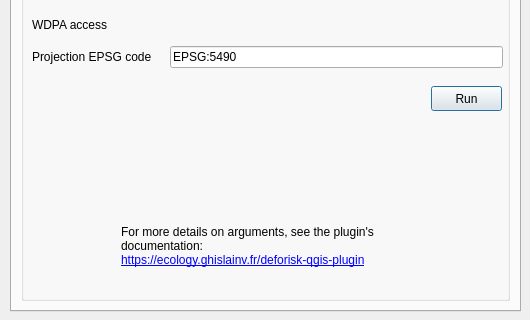
This is deforisk_plugin_dialog_base.ui in ghislainv/deforisk-qgis-plugin as Qt 5 draws it before an edit; both pictures show x 0 to 530 and y 319 to 639 of the 530 by 639 pixel window. The edited form follows.
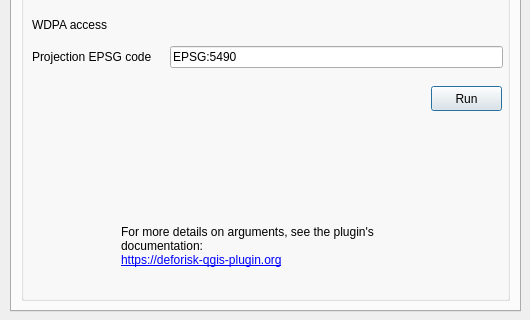
This is the edited form. Icons and pictures are not drawn. Custom widgets are drawn as their Qt base class.

The edit to the form file:
```diff
--- a/deforisk_plugin_dialog_base.ui
+++ b/deforisk_plugin_dialog_base.ui
@@ -58,7 +58,7 @@
          </rect>
         </property>
         <property name="text">
-         <string>&lt;html&gt;&lt;head/&gt;&lt;body&gt;&lt;p&gt;For more details on arguments, see the plugin's documentation:&lt;a href=&quot;https://ecology.ghislainv.fr/deforisk-qgis-plugin&quot;&gt;&lt;br&gt;&lt;span style=&quot; text-decoration: underline; color:#0000ff;&quot;&gt;https://ecology.ghislainv.fr/deforisk-qgis-plugin&lt;/span&gt;&lt;/a&gt;&lt;/p&gt;&lt;/body&gt;&lt;/html&gt;</string>
+         <string>&lt;html&gt;&lt;head/&gt;&lt;body&gt;&lt;p&gt;For more details on arguments, see the plugin's documentation:&lt;a href=&quot;https://deforisk-qgis-plugin.org&quot;&gt;&lt;span style=&quot; text-decoration: underline; color:#0000ff;&quot;&gt;&lt;br/&gt;https://deforisk-qgis-plugin.org&lt;/span&gt;&lt;/a&gt;&lt;/p&gt;&lt;/body&gt;&lt;/html&gt;</string>
         </property>
         <property name="wordWrap">
          <bool>true</bool>
```
